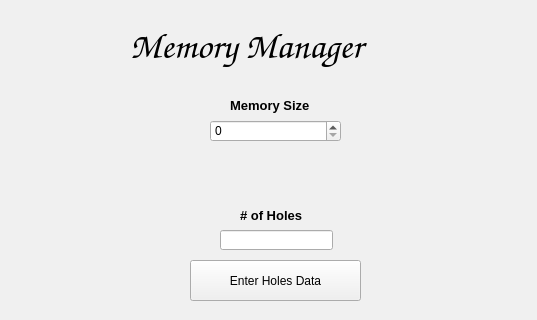
Hazem-ali/OS-Memory-Segmentation, file MainWindow.ui: the form before one commit; both pictures show x 0 to 537 and y 0 to 320 of the 537 by 492 pixel window.
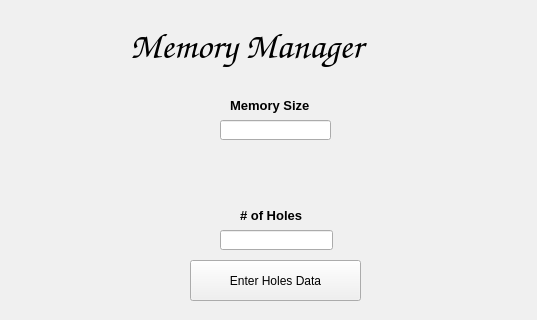
The form after the commit.

What changed in the file:
```diff
--- a/MainWindow.ui
+++ b/MainWindow.ui
@@ -491,7 +491,7 @@
      <rect>
       <x>230</x>
       <y>90</y>
-      <width>131</width>
+      <width>91</width>
       <height>31</height>
      </rect>
     </property>
@@ -540,13 +540,13 @@
      <string>Memory Manager</string>
     </property>
    </widget>
-   <widget class="QSpinBox" name="memSizeBox">
+   <widget class="QLineEdit" name="memSizeBox">
     <property name="geometry">
      <rect>
-      <x>210</x>
+      <x>220</x>
       <y>120</y>
-      <width>131</width>
-      <height>22</height>
+      <width>111</width>
+      <height>20</height>
      </rect>
     </property>
    </widget>
```
